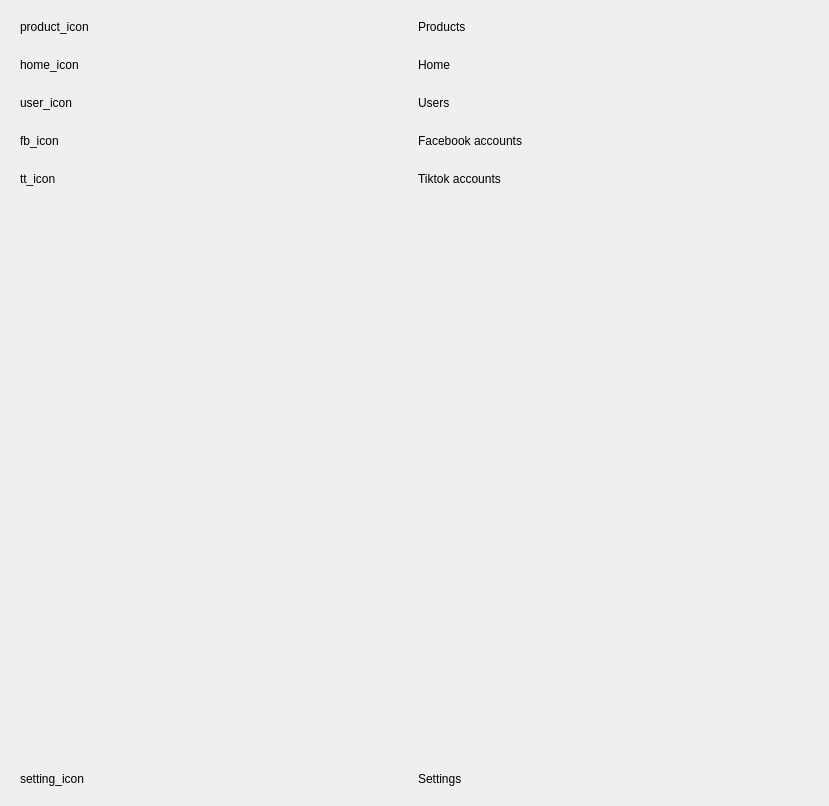
Before: the Qt Designer form ui/sidebar.ui in dinhbinhnguyen0105/phonemanager_v3, drawn with Qt 5.
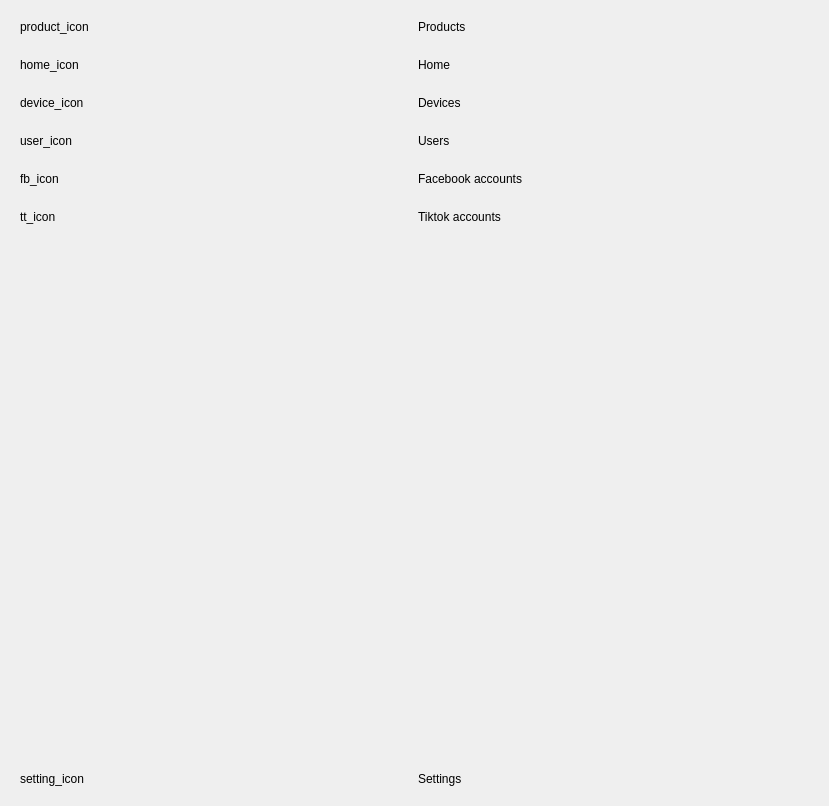
After: the same form once the commit is applied.

Diff of the .ui file:
```diff
--- a/ui/sidebar.ui
+++ b/ui/sidebar.ui
@@ -67,6 +67,30 @@
        </layout>
       </widget>
      </item>
+     <item>
+      <widget class="QWidget" name="sidebar__devices_container" native="true">
+       <layout class="QHBoxLayout" name="horizontalLayout_7">
+        <item>
+         <layout class="QHBoxLayout" name="sidebar__device_layout">
+          <item>
+           <widget class="QLabel" name="sidebar__device_icon">
+            <property name="text">
+             <string>device_icon</string>
+            </property>
+           </widget>
+          </item>
+          <item>
+           <widget class="QLabel" name="sidebar__device_layout">
+            <property name="text">
+             <string>Devices</string>
+            </property>
+           </widget>
+          </item>
+         </layout>
+        </item>
+       </layout>
+      </widget>
+     </item>
      <item>
       <widget class="QWidget" name="sidebar__users_container" native="true">
        <layout class="QHBoxLayout" name="horizontalLayout_3">
```
